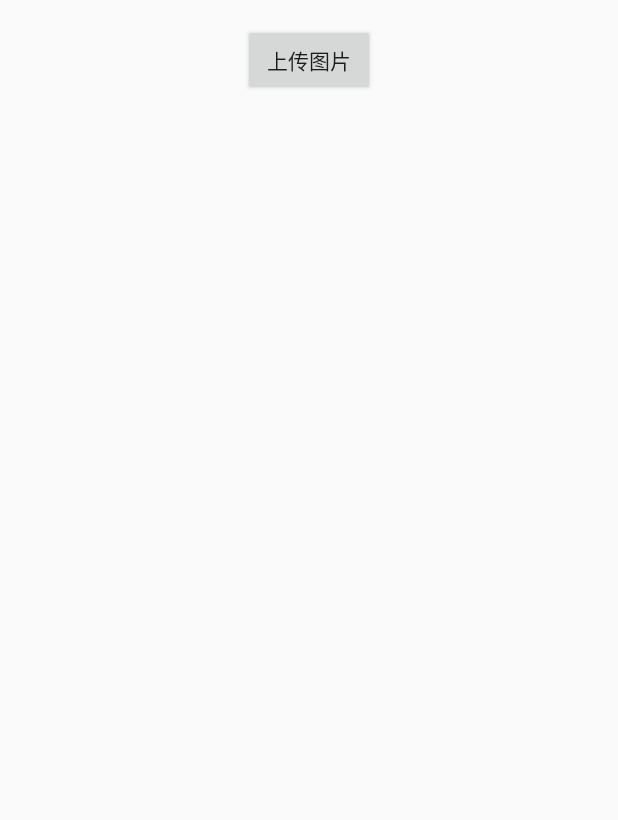
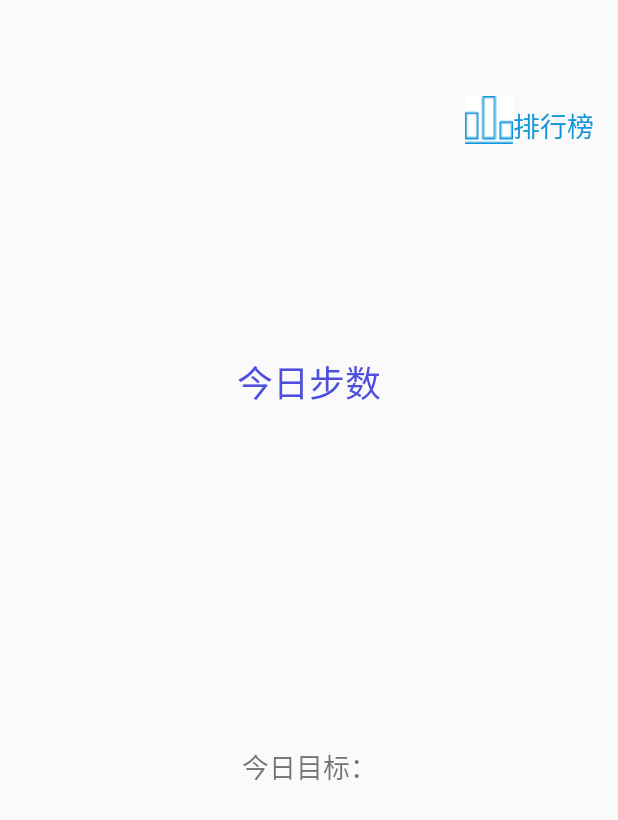
Before and after one commit to Team-for-Android-final-assignment/Mobile-development-finalProject, an Android app: the layout fragment_sports.xml on its own in the app's theme, with its tools: preview values and no code run, on a phone screen of 412 x 824 dp. Shown: the top 820 px of the screen. Run offline under Robolectric (Android 15) with nearby library versions, the phone set to English and light mode, and no system bars.

Commit message:
运动模块-今日步数

```diff
--- a/app/src/main/java/com/team/weup/HomeActivity.java
+++ b/app/src/main/java/com/team/weup/HomeActivity.java
@@ -5,6 +5,7 @@ import android.content.Context;
 import android.content.SharedPreferences;
 import android.content.pm.PackageManager;
 import android.net.Uri;
+import android.os.Build;
 import android.os.Bundle;
 import android.view.WindowManager;
 import android.widget.RadioButton;
@@ -12,6 +13,7 @@ import android.widget.RadioGroup;
 import android.widget.Toast;
 
 import androidx.annotation.NonNull;
+import androidx.annotation.RequiresApi;
 import androidx.appcompat.app.AppCompatActivity;
 import androidx.core.app.ActivityCompat;
 import androidx.core.content.ContextCompat;
@@ -36,6 +38,7 @@ public class HomeActivity extends AppCompatActivity implements BlankFragment.OnF
     //屏幕监听
     private ScreenListener screenListener;
 
+    @RequiresApi(api = Build.VERSION_CODES.Q)
     @Override
     protected void onCreate(Bundle savedInstanceState) {
         super.onCreate(savedInstanceState);
@@ -148,11 +151,13 @@ public class HomeActivity extends AppCompatActivity implements BlankFragment.OnF
 
     }
 
+    @RequiresApi(api = Build.VERSION_CODES.Q)
     private void requestPermissions() {
         // 申请权限：
         String[] neededPermissions = {
                 Manifest.permission.READ_EXTERNAL_STORAGE,
                 Manifest.permission.WRITE_EXTERNAL_STORAGE,
+                Manifest.permission.ACTIVITY_RECOGNITION,
         };
         List<String> tempPermissions = new ArrayList<>();
         for (String p : neededPermissions) {
--- a/app/src/main/res/layout/fragment_sports.xml
+++ b/app/src/main/res/layout/fragment_sports.xml
@@ -4,15 +4,62 @@
     android:layout_width="match_parent"
     android:layout_height="match_parent">
 
-    <Button
-        android:id="@+id/button_upload"
+    <TextView
+        android:id="@+id/textView"
         android:layout_width="wrap_content"
         android:layout_height="wrap_content"
-        android:layout_marginTop="16dp"
-        android:text="@string/上传图片"
+        android:text="@string/今日步数"
+        android:textColor="@color/myBlue"
+        android:textSize="24sp"
+        app:layout_constraintBottom_toBottomOf="parent"
         app:layout_constraintEnd_toEndOf="parent"
         app:layout_constraintHorizontal_bias="0.5"
         app:layout_constraintStart_toStartOf="parent"
+        app:layout_constraintTop_toTopOf="parent"
+        app:layout_constraintVertical_bias="0.3" />
+
+    <TextView
+        android:id="@+id/textView_stepCount"
+        android:layout_width="wrap_content"
+        android:layout_height="wrap_content"
+        android:layout_marginTop="32dp"
+        android:textColor="#000000"
+        android:textSize="48sp"
+        app:layout_constraintEnd_toEndOf="parent"
+        app:layout_constraintStart_toStartOf="parent"
+        app:layout_constraintTop_toBottomOf="@+id/textView" />
+
+    <TextView
+        android:id="@+id/textView_targetToday"
+        android:layout_width="wrap_content"
+        android:layout_height="wrap_content"
+        android:layout_marginTop="128dp"
+        android:text="@string/今日目标"
+        android:textSize="18sp"
+        app:layout_constraintEnd_toEndOf="parent"
+        app:layout_constraintStart_toStartOf="parent"
+        app:layout_constraintTop_toBottomOf="@+id/textView_stepCount" />
+
+    <ImageButton
+        android:id="@+id/imageButton_rank"
+        android:layout_width="wrap_content"
+        android:layout_height="wrap_content"
+        android:layout_marginTop="64dp"
+        android:background="#FFFFFF"
+        android:contentDescription="@string/排行榜"
+        app:layout_constraintEnd_toStartOf="@+id/textView_rank"
+        app:layout_constraintTop_toTopOf="parent"
+        app:srcCompat="@drawable/rank_icon" />
+
+    <TextView
+        android:id="@+id/textView_rank"
+        android:layout_width="wrap_content"
+        android:layout_height="wrap_content"
+        android:layout_marginTop="70dp"
+        android:layout_marginEnd="16dp"
+        android:text="@string/排行榜"
+        android:textColor="#1296db"
+        android:textSize="18sp"
+        app:layout_constraintEnd_toEndOf="parent"
         app:layout_constraintTop_toTopOf="parent" />
-
 </androidx.constraintlayout.widget.ConstraintLayout>
--- a/app/src/main/res/values/strings.xml
+++ b/app/src/main/res/values/strings.xml
@@ -1,4 +1,7 @@
 <resources>
     <string name="app_name">We Up</string>
     <string name="上传图片">上传图片</string>
+    <string name="今日步数">今日步数</string>
+    <string name="今日目标">今日目标：</string>
+    <string name="排行榜">排行榜</string>
 </resources>
```
Also changed, not shown: app/src/main/AndroidManifest.xml (+4 -3 lines), app/src/main/java/com/team/weup/RankActivity.java (added, +71 -0 lines), app/src/main/java/com/team/weup/SportsFragment.java (+73 -107 lines), app/src/main/java/com/team/weup/repo/UserInterface.java (+9 -0 lines), app/src/main/res/layout/activity_rank.xml (added, +15 -0 lines), app/src/main/res/drawable/rank_icon.png (added).
